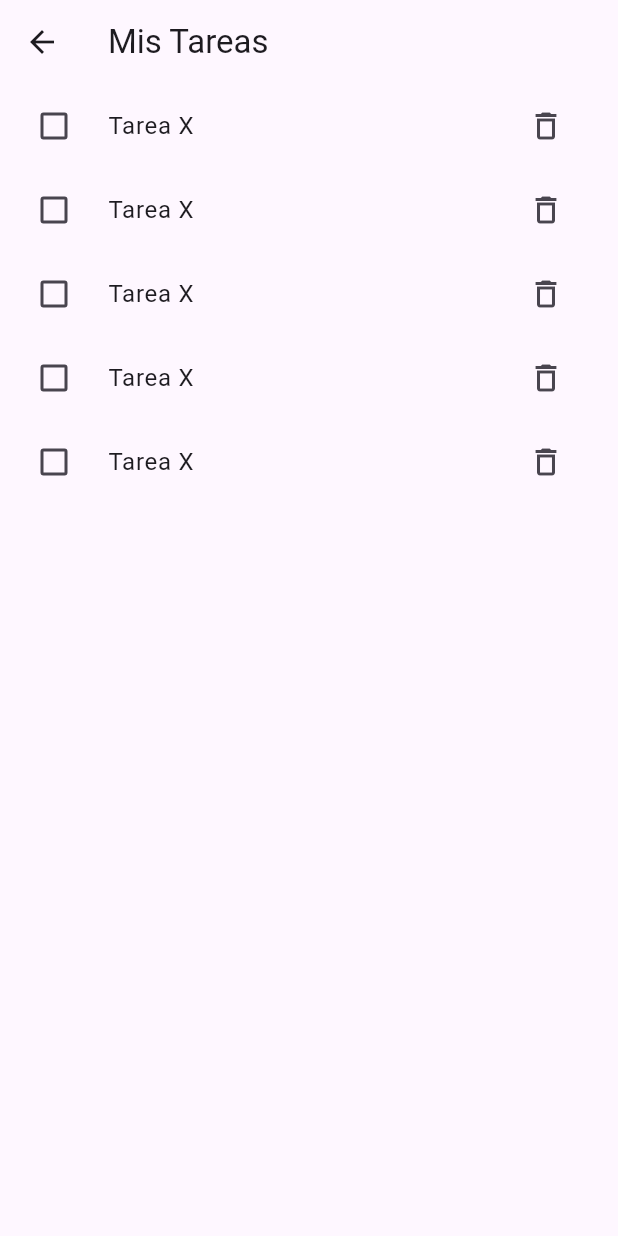
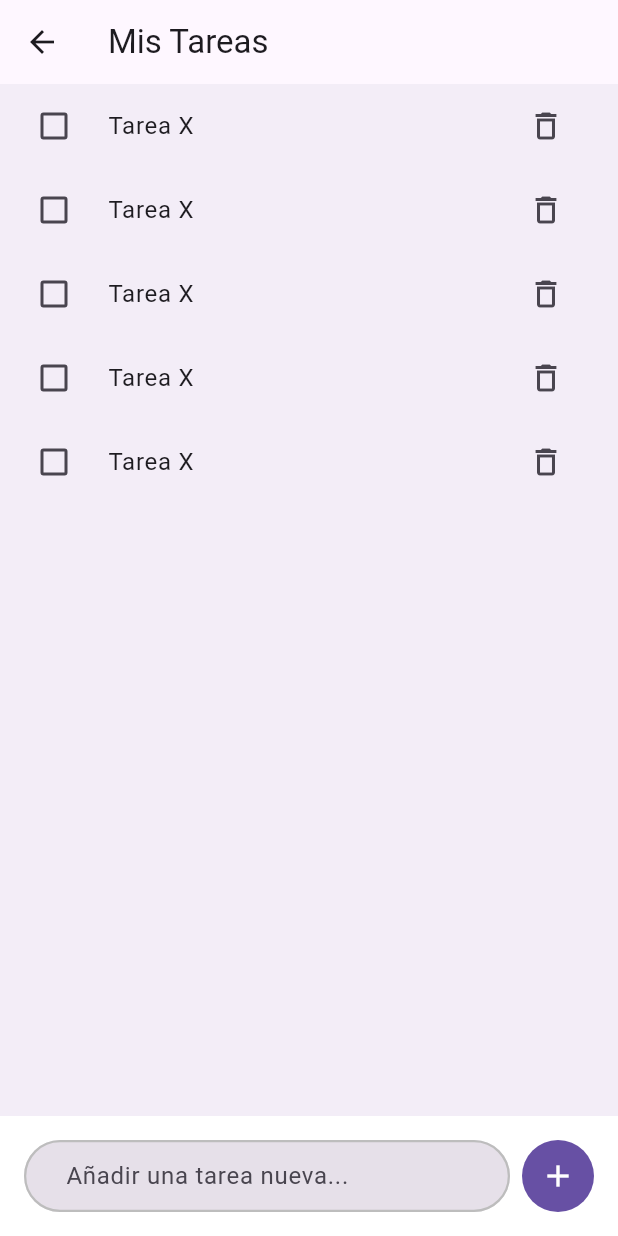
Before and after one commit to IvanCS719/simple_todo_list_app, a Flutter app: the HomeScreen screen opened directly, on a phone screen of 412 x 824 dp. Run offline on Flutter 3.47's test engine with Material 3 defaults, Android fonts, the phone set to English and light mode, and no system bars.

Commit message:
feat: implementa widget fieldbox y boton para agregar una nueva tarea

```diff
--- a/lib/presentation/screens/home_screen.dart
+++ b/lib/presentation/screens/home_screen.dart
@@ -12,6 +12,7 @@ class _HomeScreenState extends State<HomeScreen> {
   @override
   Widget build(BuildContext context) {
     return Scaffold(
+      backgroundColor: Theme.of(context).colorScheme.surfaceContainer,
       appBar: AppBar(
         title: const Text('Mis Tareas'),
       ),
@@ -29,8 +30,8 @@ class _HomeScreenState extends State<HomeScreen> {
                     check = !check;
                   });
                 },
-                title: Text('Tarea X'),
-                secondary: IconButton(icon: Icon(Icons.delete_outlined), onPressed: (){},),
+                title: const Text('Tarea X'),
+                secondary: IconButton(icon: const Icon(Icons.delete_outlined), onPressed: (){},),
                 controlAffinity: ListTileControlAffinity.leading,
                 );
 
@@ -50,9 +51,70 @@ class _HomeScreenState extends State<HomeScreen> {
               );*/
             }
             ),
+          ),
+
+          Container(
+            color: Theme.of(context).colorScheme.surfaceContainerLowest,
+            padding: const EdgeInsets.all(16.0),
+            child: const TaskInputBox()
+
+              ,
           )
         ],
       ),
     );
   }
 }
+
+class TaskInputBox extends StatelessWidget {
+  const TaskInputBox({
+    super.key,
+  });
+
+  @override
+  Widget build(BuildContext context) {
+    return Row(
+      children: [
+        const Expanded(child: const TaskFieldBox()),
+        const SizedBox(width: 8,),
+        IconButton.filled(
+          padding: const EdgeInsets.all(12.0),
+          onPressed: (){},
+          icon: const Icon(Icons.add_outlined)
+          )
+      ],
+      );
+  }
+}
+
+class TaskFieldBox extends StatelessWidget {
+  const TaskFieldBox({
+    super.key,
+  });
+
+  @override
+  Widget build(BuildContext context) {
+    final textCotroller = TextEditingController();
+    final focusNodeV = FocusNode();
+
+    final outlineInputBorder = OutlineInputBorder(
+          borderSide: BorderSide(
+            color: Colors.grey.shade400,
+            width: 1.5
+          ),
+          borderRadius: BorderRadius.circular(40)
+        );
+
+    return TextFormField(
+      controller: textCotroller,
+      focusNode: focusNodeV,
+      decoration: InputDecoration(
+        hintText: 'Añadir una tarea nueva...',
+        filled: true,
+        contentPadding: const EdgeInsets.symmetric(horizontal: 24, vertical: 12),
+        enabledBorder: outlineInputBorder,
+        focusedBorder: outlineInputBorder
+      ),
+    );
+  }
+}
```
